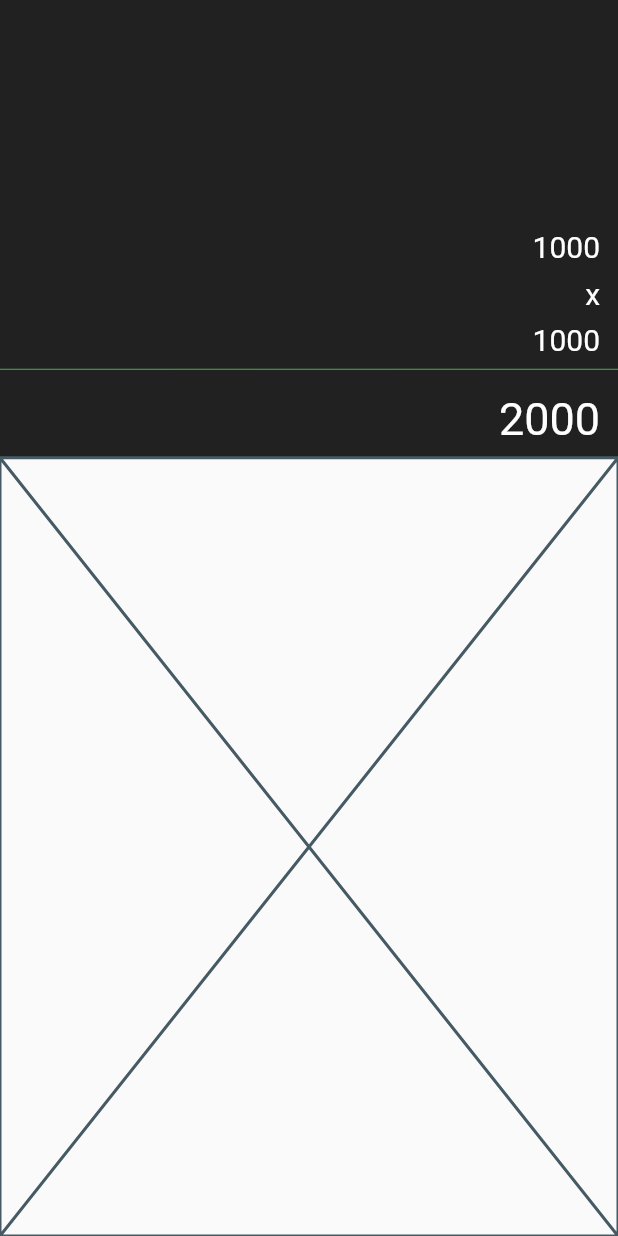
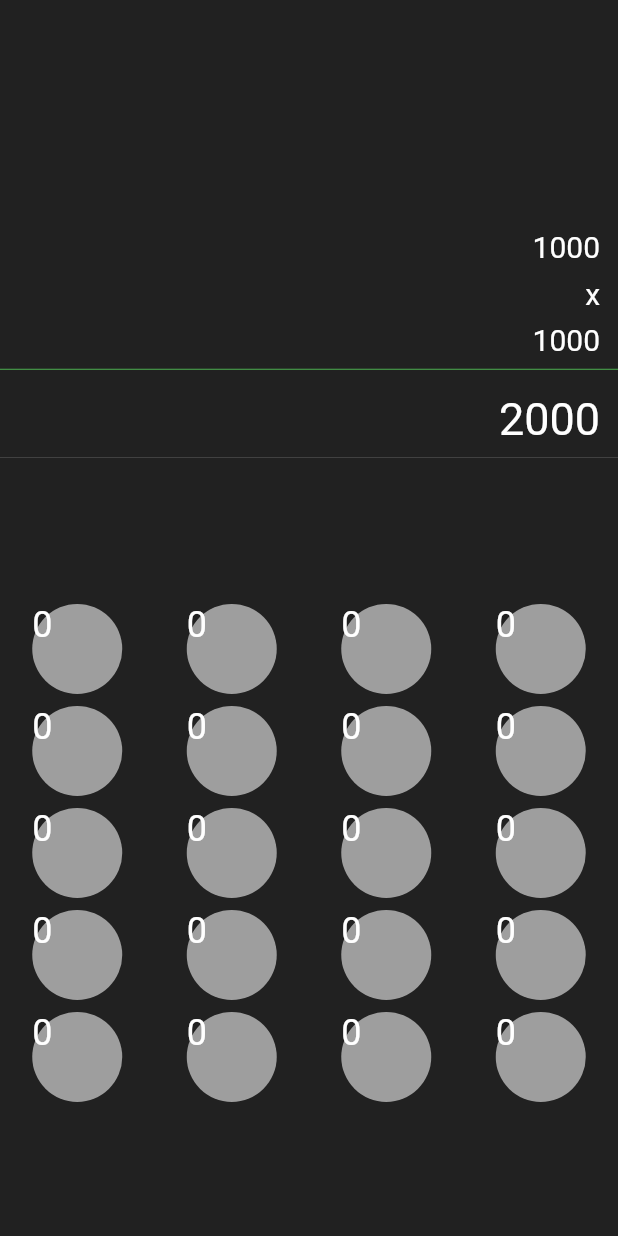
Before and after one commit to lfdel24/flutter_calculator, a Flutter app: the screen it shows after launch, on a phone screen of 412 x 824 dp. Run offline on Flutter 3.47's test engine with Material 2 defaults, Android fonts, the phone set to English and light mode, and no system bars.

Commit message:
Worked keyboard view

```diff
--- a/lib/settings.dart
+++ b/lib/settings.dart
@@ -1,3 +1,4 @@
 import 'package:flutter/material.dart';
 
 Color black = Colors.black87;
+Color green = Colors.green;
--- a/lib/widgets/calculattor_view.dart
+++ b/lib/widgets/calculattor_view.dart
@@ -1,5 +1,3 @@
-import 'dart:ui';
-
 import 'package:flutter/material.dart';
 import 'package:flutter_calculator/settings.dart';
 
@@ -27,7 +25,7 @@ class CalculatorView extends StatelessWidget {
           _Item(
             text: "1000",
           ),
-          Divider(color: Colors.green),
+          Divider(color: green),
           _Item(
             result: true,
             text: "2000",
--- a/lib/widgets/keyboard_view.dart
+++ b/lib/widgets/keyboard_view.dart
@@ -1,10 +1,60 @@
 import 'package:flutter/material.dart';
+import 'package:flutter_calculator/settings.dart';
+
+final textStyle2 = TextStyle(color: Colors.white, fontSize: 24);
 
 class KeyboardView extends StatelessWidget {
   @override
   Widget build(BuildContext context) {
     return Expanded(
-      child: Container(child: Placeholder()),
+      child: Container(
+        color: black,
+        child: Column(
+          children: [
+            Expanded(child: Container()),
+            _Row(),
+            _Row(),
+            _Row(),
+            _Row(),
+            _Row(),
+            Expanded(child: Container())
+          ],
+        ),
+      ),
     );
   }
 }
+
+class _Row extends StatelessWidget {
+  @override
+  Widget build(BuildContext context) {
+    return Row(
+      children: [
+        _RowItem(),
+        _RowItem(),
+        _RowItem(),
+        _RowItem(),
+      ],
+    );
+  }
+}
+
+class _RowItem extends StatelessWidget {
+  @override
+  Widget build(BuildContext context) {
+    return Expanded(
+      child: Center(
+        child: Container(
+          margin: EdgeInsets.only(top: 8),
+          width: 60,
+          height: 60,
+          decoration: new BoxDecoration(
+            color: Colors.grey,
+            shape: BoxShape.circle,
+          ),
+          child: Text('0', style: textStyle2),
+        ),
+      ),
+    );
+  }
+}
```
